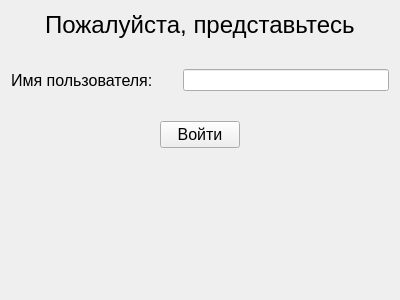
Old version of the form training/loginform.ui in the repository TheMrButcher/offline-mentor.
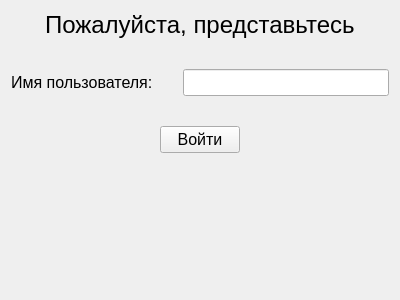
New version of the form.

What changed in the file:
```diff
--- a/training/loginform.ui
+++ b/training/loginform.ui
@@ -74,7 +74,13 @@
       </widget>
      </item>
      <item>
-      <widget class="QLineEdit" name="nameEdit"/>
+      <widget class="QLineEdit" name="nameEdit">
+       <property name="font">
+        <font>
+         <pointsize>12</pointsize>
+        </font>
+       </property>
+      </widget>
      </item>
     </layout>
    </item>
```
